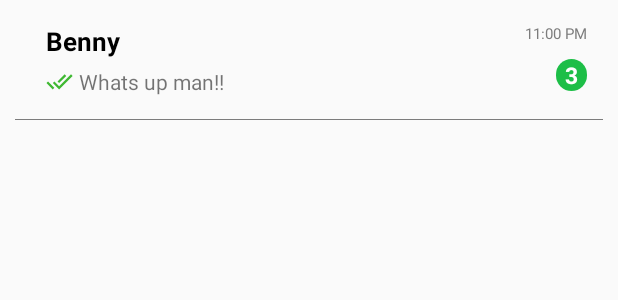
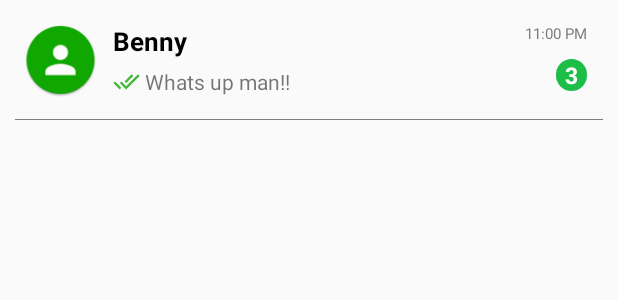
Before and after one commit to joshuajgomez/chatdaemon, an Android app: the layout layout_home_chat_adapter_item.xml on its own in the app's theme, with its tools: preview values and no code run, on a phone screen of 412 x 824 dp. Shown: the top 300 px of the screen. Run offline under Robolectric (Android 15) with nearby library versions, the light colour scheme and no system bars.

Commit message:
Home screen modification

```diff
--- a/app/src/main/res/layout/layout_home_chat_adapter_item.xml
+++ b/app/src/main/res/layout/layout_home_chat_adapter_item.xml
@@ -9,18 +9,23 @@
         android:layout_height="match_parent"
         android:padding="15dp">
 
+        <ImageView
+            android:id="@+id/iv_user_pic"
+            android:layout_width="50dp"
+            android:layout_height="50dp"
+            android:src="@mipmap/ic_user" />
+
         <LinearLayout
             android:layout_width="wrap_content"
             android:layout_height="match_parent"
-            android:layout_alignParentStart="true"
-            android:layout_marginStart="5dp"
+            android:layout_marginStart="10dp"
+            android:layout_toEndOf="@+id/iv_user_pic"
             android:orientation="vertical">
 
             <TextView
                 android:id="@+id/tv_title"
                 android:layout_width="match_parent"
                 android:layout_height="wrap_content"
-                android:layout_marginStart="10dp"
                 android:layout_marginEnd="10dp"
                 android:orientation="vertical"
                 android:text="Benny"
@@ -32,7 +37,6 @@
                 android:layout_width="match_parent"
                 android:layout_height="wrap_content"
                 android:layout_below="@+id/tv_title"
-                android:layout_marginStart="10dp"
                 android:layout_marginTop="5dp"
                 android:layout_marginEnd="10dp"
                 android:orientation="horizontal">
@@ -42,7 +46,7 @@
                     android:layout_width="18dp"
                     android:layout_height="18dp"
                     android:layout_gravity="center"
-                    android:layout_marginEnd="4dp"
+                    android:layout_marginEnd="3dp"
                     android:src="@drawable/ic_seen" />
 
                 <TextView
--- a/app/src/main/res/values/attrs.xml
+++ b/app/src/main/res/values/attrs.xml
@@ -2,6 +2,7 @@
 <resources>
 
     <attr name="colorBackgroundPrimary" format="color" />
+    <attr name="colorBackgroundSecondary" format="color" />
 
     <attr name="colorTextPrimary" format="color" />
     <attr name="colorTextSecondary" format="color" />
--- a/app/src/main/res/values/styles.xml
+++ b/app/src/main/res/values/styles.xml
@@ -10,6 +10,7 @@
 
     <style name="GreenTheme" parent="AppTheme">
         <item name="colorBackgroundPrimary">@color/green</item>
+        <item name="colorBackgroundSecondary">@color/white</item>
         <item name="colorAccent">@color/black</item>
         <item name="colorTextPrimary">@color/white</item>
         <item name="colorTextSecondary">@color/black</item>
```
Also changed, not shown: app/src/main/res/drawable/layout_with_shadow.xml (added, +19 -0 lines), app/src/main/res/layout/activity_home.xml (+7 -7 lines), app/src/main/ic_user-web.png (added), app/src/main/res/mipmap-hdpi/ic_user.png (added), app/src/main/res/mipmap-mdpi/ic_user.png (added), app/src/main/res/mipmap-xhdpi/ic_user.png (added), app/src/main/res/mipmap-xxhdpi/ic_user.png (added), app/src/main/res/mipmap-xxxhdpi/ic_user.png (added).
